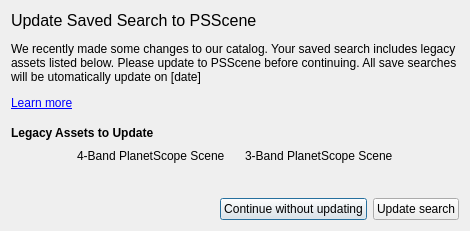
First picture: the form in planet_explorer/ui/pe_legacy_warning_dialog.ui, repository planetlabs/qgis-planet-plugin, before the edit.
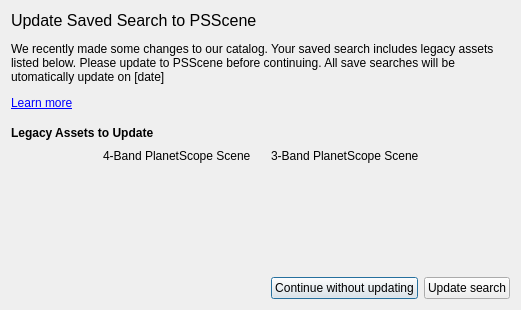
Second picture: the form after the edit.

```diff
--- a/planet_explorer/ui/pe_legacy_warning_dialog.ui
+++ b/planet_explorer/ui/pe_legacy_warning_dialog.ui
@@ -6,8 +6,8 @@
    <rect>
     <x>0</x>
     <y>0</y>
-    <width>470</width>
-    <height>231</height>
+    <width>521</width>
+    <height>310</height>
    </rect>
   </property>
   <property name="windowTitle">
```
